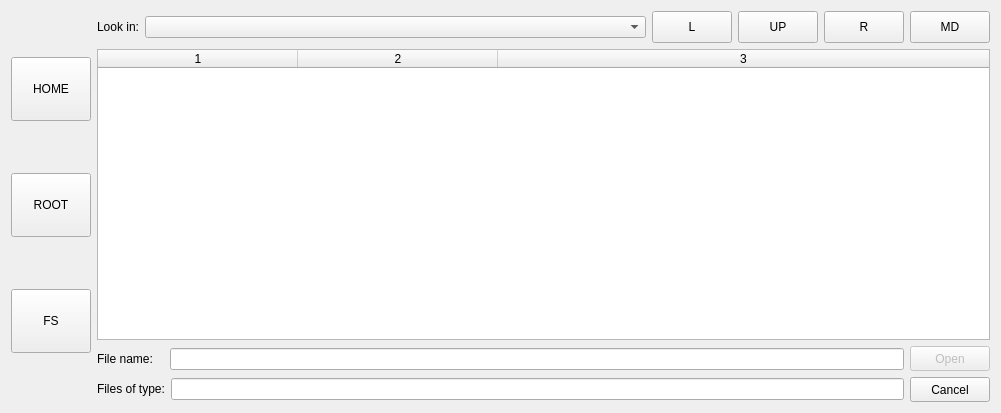
First picture: the form in fslib/ui/ui_filepicker.ui, repository Open-MSS/fs_filepicker, before the edit.
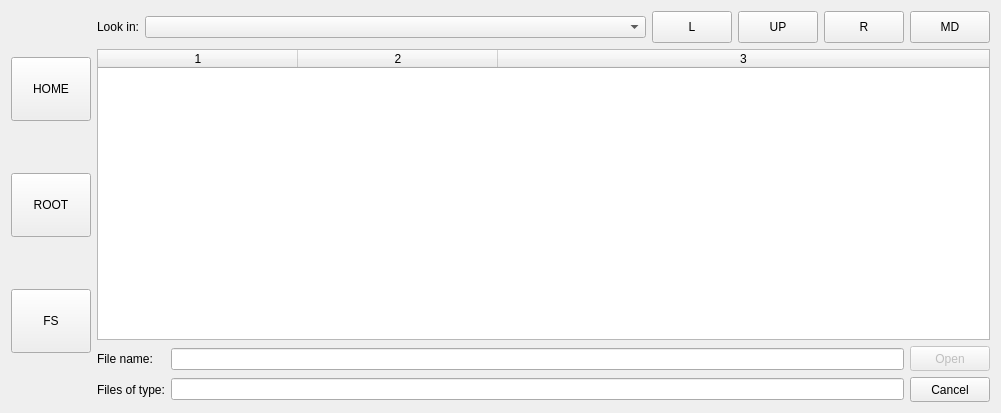
Second picture: the form after the edit.

Commit message: grid layout used

Patch:
```diff
--- a/fslib/ui/ui_filepicker.ui
+++ b/fslib/ui/ui_filepicker.ui
@@ -244,57 +244,37 @@
        <item>
         <layout class="QHBoxLayout" name="Bottom_Selection_horizontal">
          <item>
-          <layout class="QVBoxLayout" name="file_name_and_file_type_vertical">
-           <item>
-            <layout class="QHBoxLayout" name="file_name_horizontal">
-             <item>
+          <layout class="QGridLayout" name="File_Label_grid">
+           <item row="0" column="0">
               <widget class="QLabel" name="ui_label_filename">
                <property name="text">
                 <string>File name: </string>
                </property>
               </widget>
              </item>
-             <item>
-              <spacer name="horizontalSpacer">
-               <property name="orientation">
-                <enum>Qt::Horizontal</enum>
-               </property>
-               <property name="sizeType">
-                <enum>QSizePolicy::Fixed</enum>
-               </property>
-               <property name="sizeHint" stdset="0">
-                <size>
-                 <width>7</width>
-                 <height>20</height>
-                </size>
-               </property>
-              </spacer>
-             </item>
-             <item>
-              <widget class="QLineEdit" name="ui_SelectedName">
-               <property name="enabled">
-                <bool>true</bool>
-               </property>
-               <property name="text">
-                <string/>
-               </property>
-              </widget>
-             </item>
-            </layout>
-           </item>
-           <item>
-            <layout class="QHBoxLayout" name="files_of_type_horizontal">
-             <item>
+           <item row="1" column="0">
               <widget class="QLabel" name="ui_label_filetype">
                <property name="text">
                 <string>Files of type:</string>
                </property>
               </widget>
              </item>
+          </layout>
+         </item>
              <item>
+          <layout class="QGridLayout" name="File_name_Files_of_type_grid">
+           <item row="2" column="0">
               <widget class="QLineEdit" name="ui_FileType"/>
              </item>
-            </layout>
+           <item row="1" column="0">
+            <widget class="QLineEdit" name="ui_SelectedName">
+             <property name="enabled">
+              <bool>true</bool>
+             </property>
+             <property name="text">
+              <string/>
+             </property>
+            </widget>
            </item>
           </layout>
          </item>
```
Left out of the diff: 8 changed lines with no effect on the pictures. Lines whose indentation alone changed are shown as unchanged. The commit also changes 1 other file.
